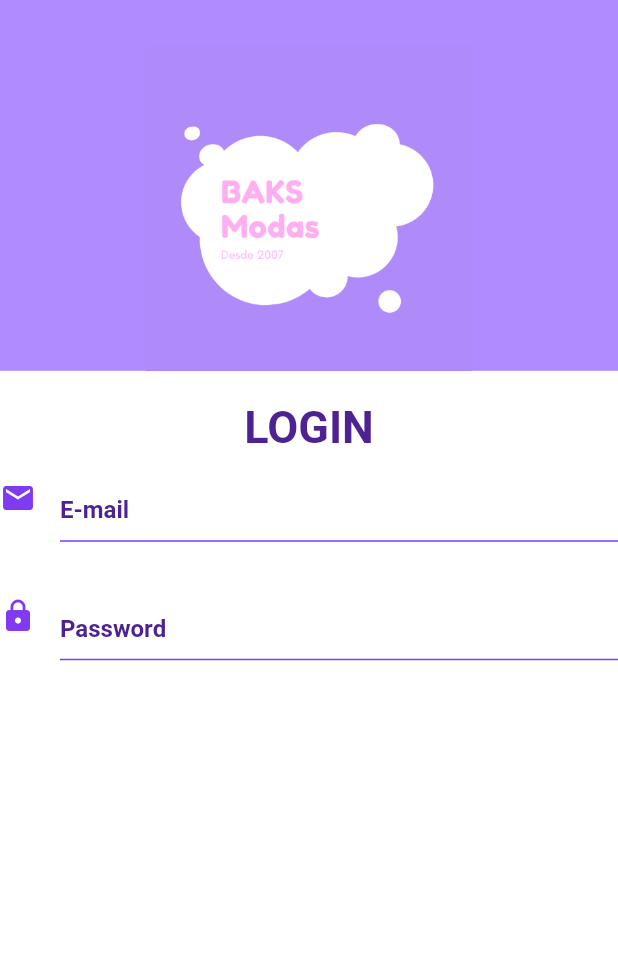
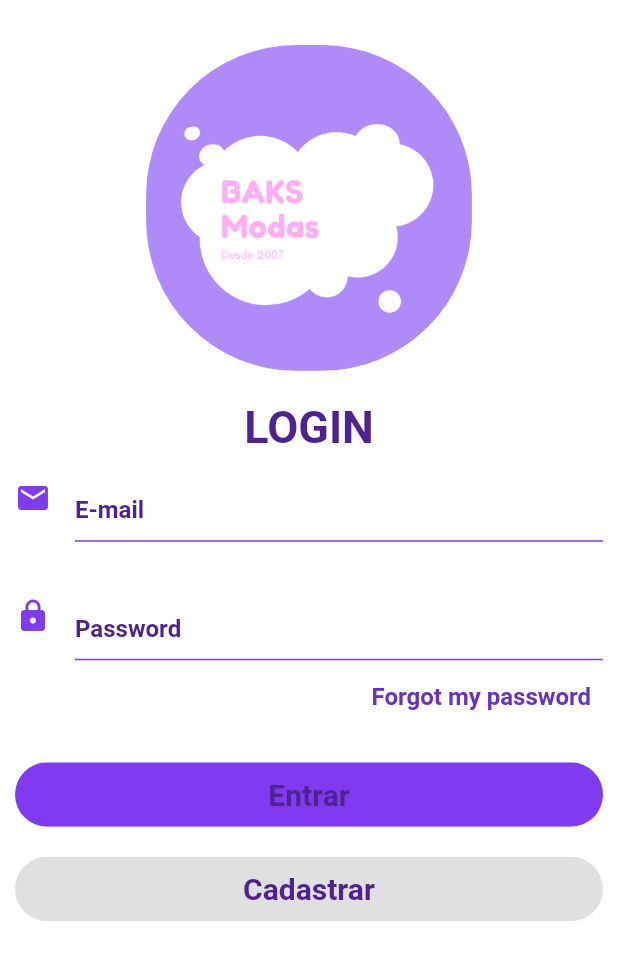
Before and after one commit to vinicius-gregorio/Flutter-login-signup, a Flutter app: the screen it shows after launch, on a phone screen of 412 x 824 dp. Shown: the top 960 px of the screen. Run offline on Flutter 3.47's test engine with Material 2 defaults, Android fonts, the light colour scheme and no system bars; Roboto replaces fonts that are missing (XanhMono).

Commit message:
feat: finish login page UI

```diff
--- a/login_signup_boiler_plate/lib/ui/pages/login/login_page.dart
+++ b/login_signup_boiler_plate/lib/ui/pages/login/login_page.dart
@@ -10,15 +10,20 @@ class LoginPage extends StatelessWidget {
       return Scaffold(
         body: SafeArea(
           child: SingleChildScrollView(
+            padding: EdgeInsets.symmetric(horizontal: 10),
             child: Column(
               children: [
                 Container(
+                  alignment: Alignment.center,
                   padding: EdgeInsets.only(top: 30),
                   height: maxHeight * 0.3,
                   width: maxWidth,
-                  color: Color.fromRGBO(175, 139, 255, 1),
-                  child: Image(
-                    image: AssetImage('lib/ui/assets/logo/logo.png'),
+                  color: Colors.white,
+                  child: ClipRRect(
+                    borderRadius: BorderRadius.circular(100),
+                    child: Image(
+                      image: AssetImage('lib/ui/assets/logo/logo.png'),
+                    ),
                   ),
                 ),
                 Padding(padding: EdgeInsets.symmetric(vertical: 10)),
@@ -52,6 +57,46 @@ class LoginPage extends StatelessWidget {
                       ),
                       obscureText: true,
                     ),
+                    Align(
+                      alignment: Alignment.centerRight,
+                      child: TextButton(
+                          onPressed: () {}, child: Text('Forgot my password')),
+                    ),
+                    Padding(padding: EdgeInsets.symmetric(vertical: 10)),
+                    GestureDetector(
+                      onTap: () {
+                        print('tapped dumbass');
+                      },
+                      child: ClipRRect(
+                        borderRadius: BorderRadius.circular(100),
+                        child: Container(
+                          padding: EdgeInsets.symmetric(vertical: 10),
+                          alignment: Alignment.center,
+                          decoration: BoxDecoration(
+                              color: Theme.of(context).primaryColorLight),
+                          width: maxWidth,
+                          child: Text('Entrar',
+                              style: Theme.of(context).textTheme.headline2),
+                        ),
+                      ),
+                    ),
+                    Padding(padding: EdgeInsets.symmetric(vertical: 10)),
+                    GestureDetector(
+                      onTap: () {
+                        print('tapped dumbass');
+                      },
+                      child: ClipRRect(
+                        borderRadius: BorderRadius.circular(100),
+                        child: Container(
+                          padding: EdgeInsets.symmetric(vertical: 10),
+                          alignment: Alignment.center,
+                          decoration: BoxDecoration(color: Colors.grey[300]),
+                          width: maxWidth,
+                          child: Text('Cadastrar',
+                              style: Theme.of(context).textTheme.headline2),
+                        ),
+                      ),
+                    )
                   ],
                 ))
               ],
```
